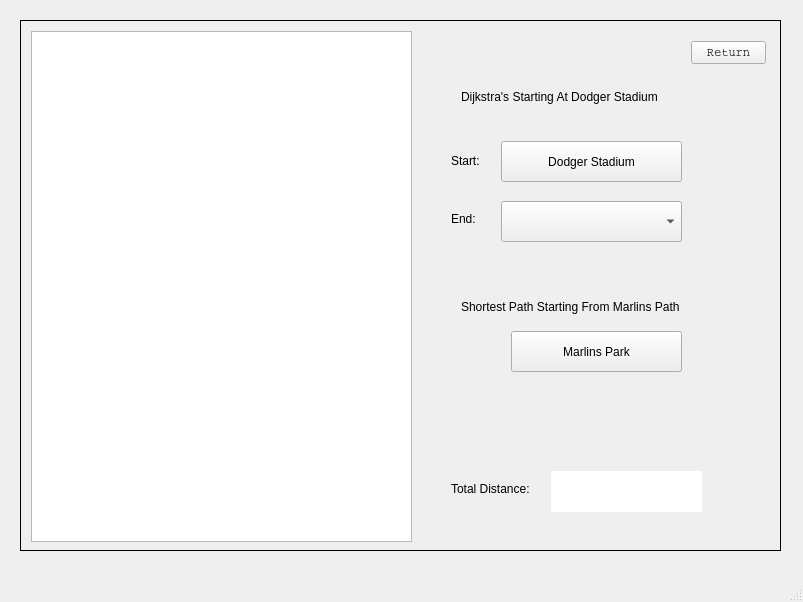
The window that CS1D_Project_2/mainwindow.ui (hicholasnu/Take-Me-Out-To-The-Ballgame) describes before a commit, drawn with Qt 5.
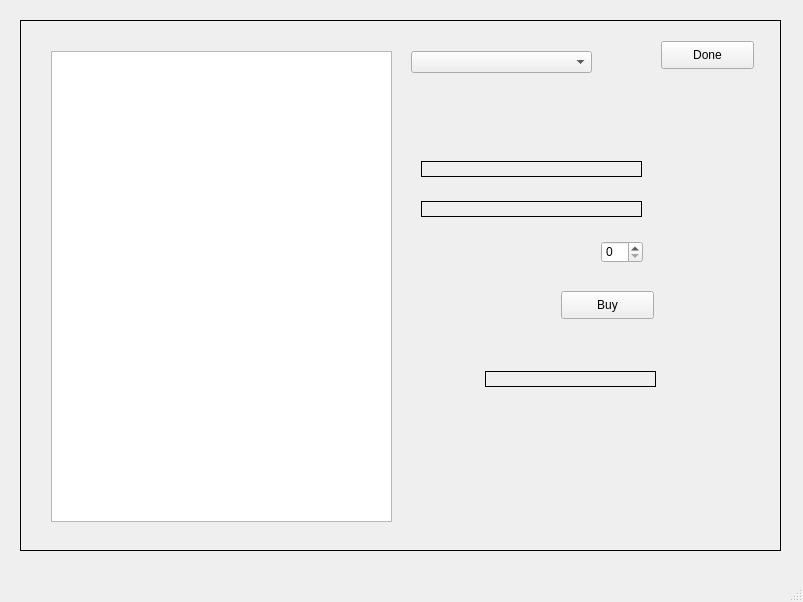
The same window after the commit.

```diff
--- a/CS1D_Project_2/mainwindow.ui
+++ b/CS1D_Project_2/mainwindow.ui
@@ -39,7 +39,7 @@
      <enum>QFrame::Box</enum>
     </property>
     <property name="currentIndex">
-     <number>4</number>
+     <number>7</number>
     </property>
     <widget class="QWidget" name="LoginScreen">
      <property name="styleSheet">
@@ -946,7 +946,7 @@
       <property name="geometry">
        <rect>
         <x>430</x>
-        <y>460</y>
+        <y>430</y>
         <width>91</width>
         <height>16</height>
        </rect>
@@ -1069,6 +1069,115 @@
       </property>
      </widget>
     </widget>
+    <widget class="QWidget" name="purchaseSouvenirsScreen">
+     <widget class="QPushButton" name="pushButtonExitFromPurchaseSouvenirsScreen">
+      <property name="geometry">
+       <rect>
+        <x>640</x>
+        <y>20</y>
+        <width>93</width>
+        <height>28</height>
+       </rect>
+      </property>
+      <property name="text">
+       <string>Done</string>
+      </property>
+     </widget>
+     <widget class="QTableView" name="tableView">
+      <property name="geometry">
+       <rect>
+        <x>30</x>
+        <y>30</y>
+        <width>341</width>
+        <height>471</height>
+       </rect>
+      </property>
+     </widget>
+     <widget class="QComboBox" name="comboBoxTripListStadiums">
+      <property name="geometry">
+       <rect>
+        <x>390</x>
+        <y>30</y>
+        <width>181</width>
+        <height>22</height>
+       </rect>
+      </property>
+     </widget>
+     <widget class="QLabel" name="labelSelectedSouvenir">
+      <property name="geometry">
+       <rect>
+        <x>400</x>
+        <y>140</y>
+        <width>221</width>
+        <height>16</height>
+       </rect>
+      </property>
+      <property name="frameShape">
+       <enum>QFrame::Box</enum>
+      </property>
+      <property name="text">
+       <string/>
+      </property>
+     </widget>
+     <widget class="QLabel" name="labelSelectedSouvenirPrice">
+      <property name="geometry">
+       <rect>
+        <x>400</x>
+        <y>180</y>
+        <width>221</width>
+        <height>16</height>
+       </rect>
+      </property>
+      <property name="frameShape">
+       <enum>QFrame::Box</enum>
+      </property>
+      <property name="text">
+       <string/>
+      </property>
+     </widget>
+     <widget class="QSpinBox" name="spinBoxPurchaseQuantity">
+      <property name="geometry">
+       <rect>
+        <x>580</x>
+        <y>220</y>
+        <width>42</width>
+        <height>22</height>
+       </rect>
+      </property>
+      <property name="maximum">
+       <number>1000000</number>
+      </property>
+     </widget>
+     <widget class="QPushButton" name="pushButtonBuy">
+      <property name="geometry">
+       <rect>
+        <x>540</x>
+        <y>270</y>
+        <width>93</width>
+        <height>28</height>
+       </rect>
+      </property>
+      <property name="text">
+       <string>Buy</string>
+      </property>
+     </widget>
+     <widget class="QLabel" name="labelShowTotalPrice">
+      <property name="geometry">
+       <rect>
+        <x>464</x>
+        <y>350</y>
+        <width>171</width>
+        <height>16</height>
+       </rect>
+      </property>
+      <property name="frameShape">
+       <enum>QFrame::Box</enum>
+      </property>
+      <property name="text">
+       <string/>
+      </property>
+     </widget>
+    </widget>
     <widget class="QWidget" name="AdminMaintenanceScreen">
      <widget class="QLabel" name="labelMaintenanceScreenTitle">
       <property name="geometry">
```
Left out of the diff: 17 changed lines with no effect on the pictures.
